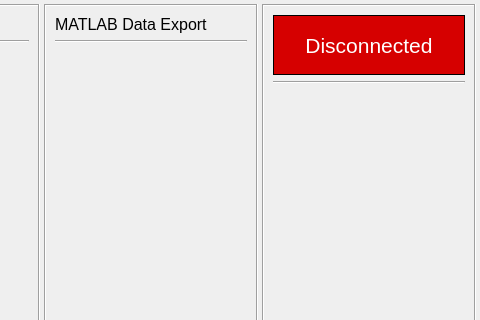
Old version of the form Scenes/Homepage/homepage.ui in the repository Georgia-Tech-Off-Road/GTORDaata; both pictures show x 498 to 978 and y 0 to 320 of the 978 by 527 pixel window.
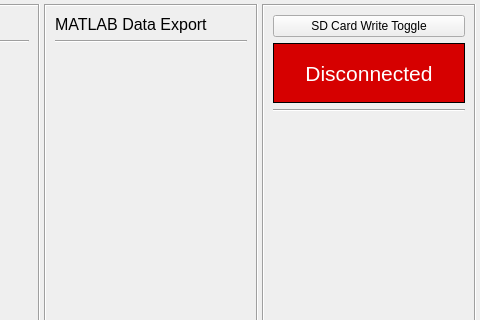
New version of the form.

Commit message: Adding SD write button to toggle SD write on Aux Daq

```diff
--- a/Scenes/Homepage/homepage.ui
+++ b/Scenes/Homepage/homepage.ui
@@ -196,6 +196,13 @@
       <enum>QFrame::Sunken</enum>
      </property>
      <layout class="QVBoxLayout" name="verticalLayout_connectionStatus">
+      <item>
+       <widget class="QPushButton" name="SDWriteButton">
+        <property name="text">
+         <string>SD Card Write Toggle</string>
+        </property>
+       </widget>
+      </item>
       <item>
        <widget class="QLabel" name="connection_Label">
         <property name="minimumSize">
```
The commit also changes 4 other files.
